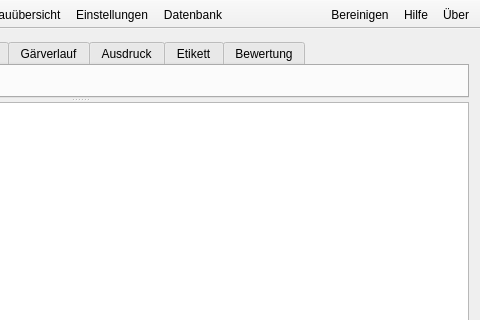
Qt form kleiner-brauhelfer/mainwindow.ui (kleiner-brauhelfer/kleiner-brauhelfer-2) before a commit; both pictures show x 320 to 800 and y 0 to 320 of the 800 by 500 pixel window.
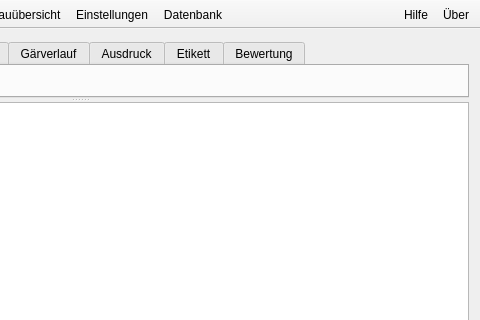
The same form after that commit. Icons and pictures are not drawn. Custom widgets are drawn as their Qt base class.

Commit message: Database cleaning in database dialog

The edit to the form file:
```diff
--- a/kleiner-brauhelfer/mainwindow.ui
+++ b/kleiner-brauhelfer/mainwindow.ui
@@ -225,7 +225,6 @@
    </attribute>
    <addaction name="actionUeber"/>
    <addaction name="actionHilfe"/>
-   <addaction name="actionBereinigen"/>
   </widget>
   <action name="actionSpeichern">
    <property name="icon">
@@ -316,11 +315,6 @@
     <string>&quot;Hefe Zugabe&quot; zurücksetzen</string>
    </property>
   </action>
-  <action name="actionBereinigen">
-   <property name="text">
-    <string>Bereinigen</string>
-   </property>
-  </action>
   <action name="actionEingabefelderEntsperren">
    <property name="checkable">
     <bool>true</bool>
```
The commit also changes 7 other files.
